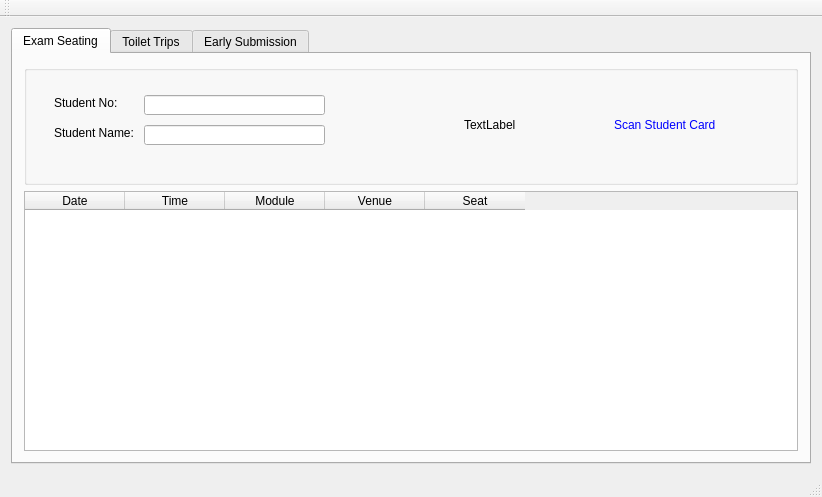
First picture: the form in mainwindow.ui, repository qinjie/Exam-Kiosk, before the edit.
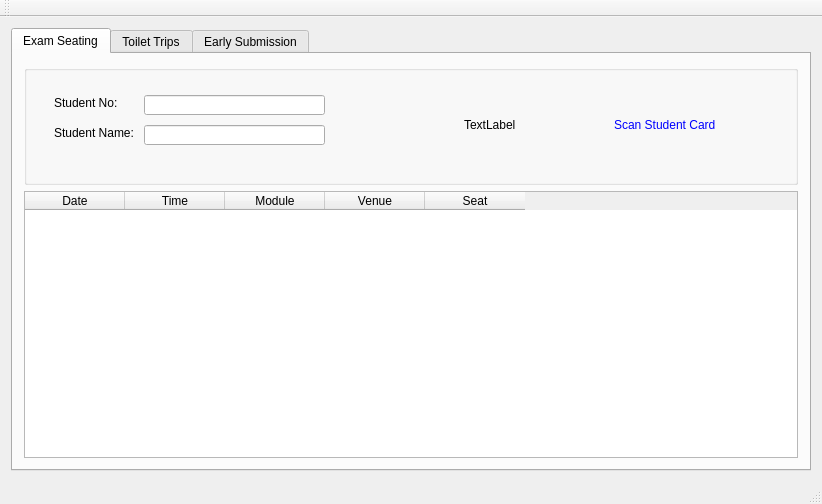
Second picture: the form after the edit. The open tabs and pages were chosen to show the change.

What changed in the file:
```diff
--- a/mainwindow.ui
+++ b/mainwindow.ui
@@ -7,7 +7,7 @@
     <x>0</x>
     <y>0</y>
     <width>818</width>
-    <height>497</height>
+    <height>504</height>
    </rect>
   </property>
   <property name="windowTitle">
```
Left out of the diff: 4 changed lines with no effect on the pictures.
